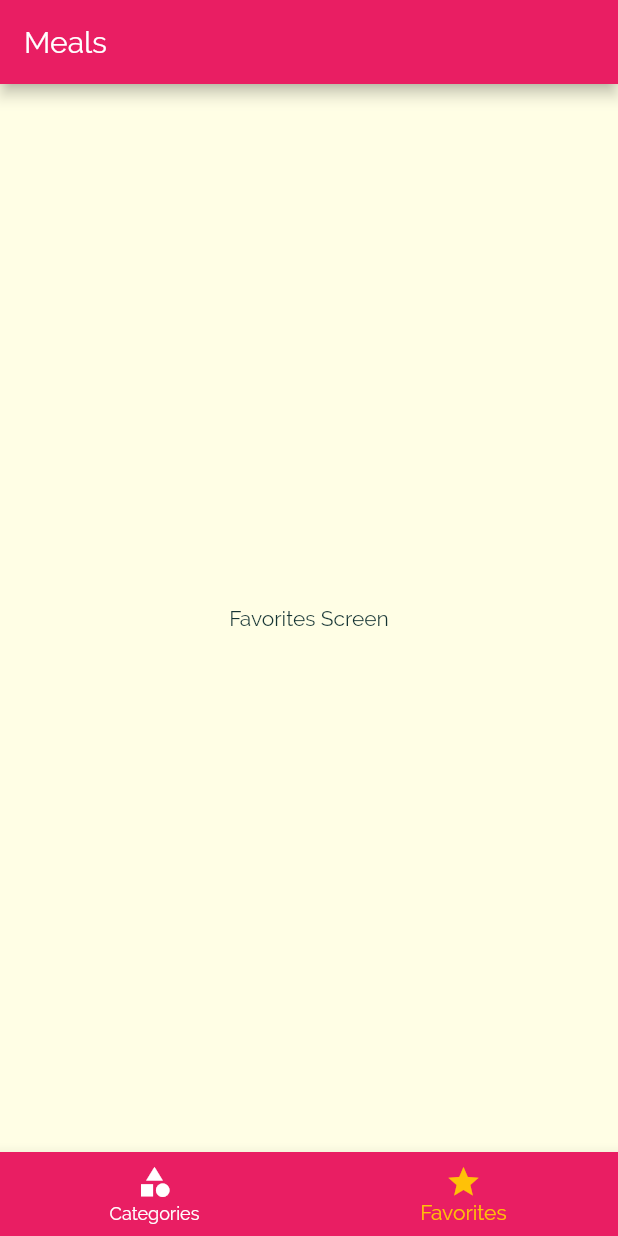
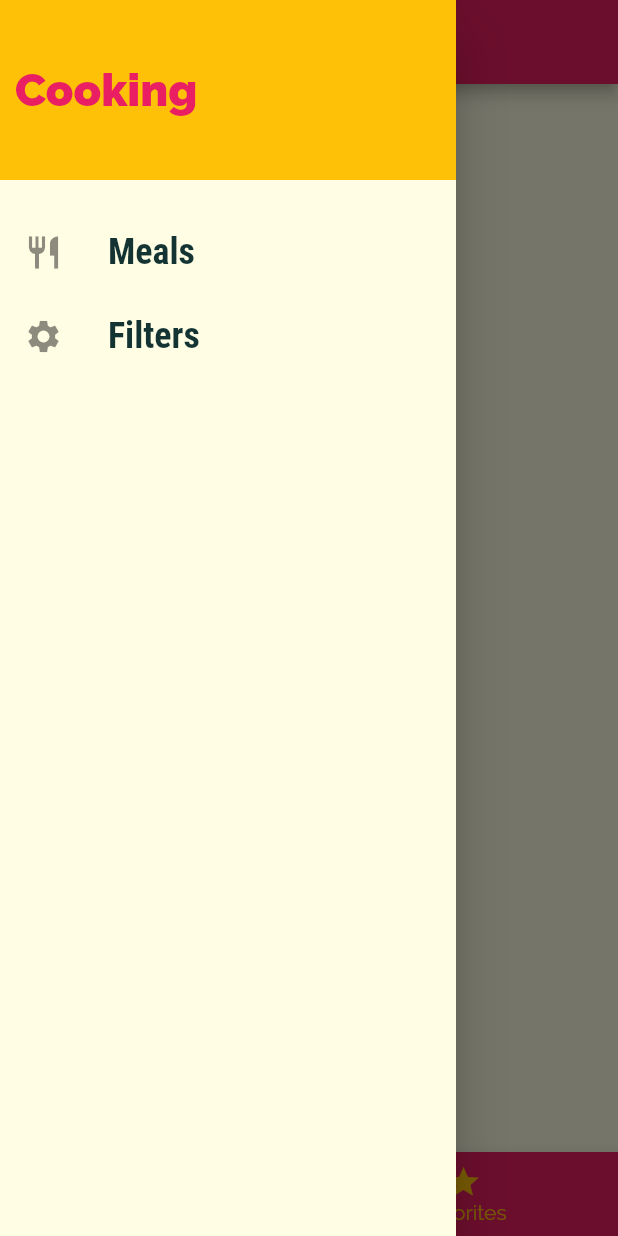
Before and after one commit to Fatimamostafa/Flutter, a Flutter app: the screen it shows after launch, item 2 of the bottom bar chosen, with the side drawer open (before the commit the screen has no drawer), on a phone screen of 412 x 824 dp. Run offline on Flutter 3.47's test engine with Material 2 defaults, Android fonts, the phone set to English and light mode, and no system bars.

Commit message:
Navigation drawer added

```diff
--- a/lib/ui/tabs_screen.dart
+++ b/lib/ui/tabs_screen.dart
@@ -1,6 +1,8 @@
 import 'package:flutter/material.dart';
-import 'package:flutter_basics/ui/categories_screen.dart';
-import 'package:flutter_basics/ui/favorites_screen.dart';
+
+import './categories_screen.dart';
+import './favorites_screen.dart';
+import '../widgets/main_drawer.dart';
 
 class TabsScreen extends StatefulWidget {
   @override
@@ -8,8 +10,10 @@ class TabsScreen extends StatefulWidget {
 }
 
 class _TabsScreenState extends State<TabsScreen> {
-  final List<Widget> _pages = [CategoriesScreen(), FavoritesScreen()];
-
+  final List<Map<String, Object>> _pages = [
+    {'page': CategoriesScreen(), 'title': 'Categories'},
+    {'page': FavoritesScreen(), 'title': 'Your Favourites'}
+  ];
   int _selectedPageIndex = 0;
 
   void _selectPage(int index) {
@@ -22,9 +26,10 @@ class _TabsScreenState extends State<TabsScreen> {
   Widget build(BuildContext context) {
     return Scaffold(
       appBar: AppBar(
-        title: Text('Meals'),
+        title: Text(_pages[_selectedPageIndex]['title']),
       ),
-      body: _pages[_selectedPageIndex],
+      drawer: MainDrawer(),
+      body: _pages[_selectedPageIndex]['page'],
       bottomNavigationBar: BottomNavigationBar(
         onTap: _selectPage,
         backgroundColor: Theme.of(context).primaryColor,
--- /dev/null
+++ b/lib/widgets/main_drawer.dart
@@ -0,0 +1,48 @@
+import 'package:flutter/material.dart';
+
+class MainDrawer extends StatelessWidget {
+  Widget buildListTile(String title, IconData iconData) {
+    return ListTile(
+      leading: Icon(
+        iconData,
+        size: 26,
+      ),
+      title: Text(
+        title,
+        style: TextStyle(
+          fontSize: 24,
+          fontWeight: FontWeight.bold,
+          fontFamily: 'RobotoCondensed',
+        ),
+      ),
+      onTap: () {},
+    );
+  }
+
+  @override
+  Widget build(BuildContext context) {
+    return Drawer(
+      child: Column(
+        children: <Widget>[
+          Container(
+            height: 120,
+            width: double.infinity,
+            padding: EdgeInsets.all(10),
+            alignment: Alignment.centerLeft,
+            color: Theme.of(context).accentColor,
+            child: Text(
+              'Cooking',
+              style: TextStyle(
+                  fontWeight: FontWeight.w900,
+                  fontSize: 30,
+                  color: Theme.of(context).primaryColor),
+            ),
+          ),
+          SizedBox(height: 20),
+          buildListTile('Meals', Icons.restaurant),
+          buildListTile('Filters', Icons.settings),
+        ],
+      ),
+    );
+  }
+}
```
